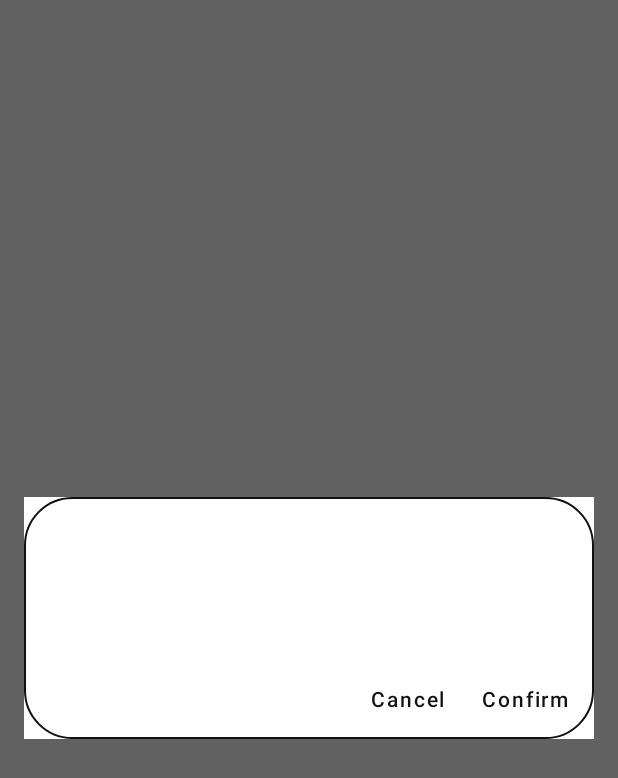
After one commit to Pablit0x/BlueChat, an Android app built with Jetpack Compose: the composable CustomAlertDialog called with empty values, on a phone screen of 412 x 824 dp. The commit adds this screen. Shown: the top 778 px of the screen. Run offline under Robolectric (Android 15) with nearby library versions, the phone set to English and light mode, and no system bars.

Commit message:
Added Alert Dialog for exiting a chat and deleting all messages in conversation

```diff
--- a/app/src/main/java/com/ps/bluechat/presentation/BluetoothViewModel.kt
+++ b/app/src/main/java/com/ps/bluechat/presentation/BluetoothViewModel.kt
@@ -9,6 +9,7 @@ import com.ps.bluechat.domain.chat.BluetoothDeviceDomain
 import com.ps.bluechat.domain.chat.ConnectionResult
 import com.ps.bluechat.domain.chat.ConnectionState
 import com.ps.bluechat.domain.repository.ChatRepository
+import com.ps.bluechat.presentation.model.BluetoothState
 import com.ps.bluechat.util.TAG
 import dagger.hilt.android.lifecycle.HiltViewModel
 import kotlinx.coroutines.Dispatchers
@@ -33,7 +34,7 @@ class BluetoothViewModel @Inject constructor(
     private val chatRepository: ChatRepository
 ) : ViewModel() {
 
-    private var _state = MutableStateFlow(BluetoothUiState())
+    private var _state = MutableStateFlow(BluetoothState())
     private var deviceConnectionJob: Job? = null
 
     private val combineState = combine(
--- /dev/null
+++ b/app/src/main/java/com/ps/bluechat/presentation/components/CustomAlertDialog.kt
@@ -0,0 +1,51 @@
+package com.ps.bluechat.presentation.components
+
+import androidx.compose.foundation.border
+import androidx.compose.foundation.layout.padding
+import androidx.compose.foundation.shape.RoundedCornerShape
+import androidx.compose.material.AlertDialog
+import androidx.compose.material.MaterialTheme
+import androidx.compose.material.Text
+import androidx.compose.material.TextButton
+import androidx.compose.runtime.Composable
+import androidx.compose.ui.Modifier
+import androidx.compose.ui.res.stringResource
+import androidx.compose.ui.text.font.FontWeight
+import androidx.compose.ui.unit.dp
+import com.ps.bluechat.R
+
+@Composable
+fun CustomAlertDialog(
+    onCloseDialog: () -> Unit, title: String, description: String, onConfirmAction: () -> Unit
+) {
+    AlertDialog(onDismissRequest = {
+        onCloseDialog()
+    }, title = {
+        Text(text = title, fontWeight = FontWeight.SemiBold)
+    }, text = {
+        Text(text = description)
+    }, confirmButton = {
+        TextButton(onClick = {
+            onConfirmAction()
+            onCloseDialog()
+        }) {
+            Text(
+                stringResource(id = R.string.confirm), color = MaterialTheme.colors.onBackground
+            )
+        }
+    }, dismissButton = {
+        TextButton(onClick = {
+            onCloseDialog()
+        }) {
+            Text(
+                stringResource(id = R.string.cancel), color = MaterialTheme.colors.onBackground
+            )
+        }
+    }, modifier = Modifier
+        .padding(16.dp)
+        .gradientSurface()
+        .border(
+            1.dp, color = MaterialTheme.colors.onBackground, shape = RoundedCornerShape(20)
+        )
+    )
+}
--- a/app/src/main/java/com/ps/bluechat/presentation/ToastUiState.kt
+++ b/app/src/main/java/com/ps/bluechat/presentation/model/ToastState.kt
@@ -1,6 +1,6 @@
-package com.ps.bluechat.presentation
+package com.ps.bluechat.presentation.model
 
-data class ToastUiState(
+data class ToastState(
     var message: String = "",
     var isDisplayed: Boolean = false,
     var isWarning: Boolean = false
--- a/app/src/main/res/values/strings.xml
+++ b/app/src/main/res/values/strings.xml
@@ -12,6 +12,10 @@
     <string name="send_message">Send message…</string>
     <string name="waiting_for_the_other_user_to_join">Waiting for the other user to join…</string>
     <string name="has_disconnected_from_chat">has disconnected from chat."</string>
+    <string name="exit_chat">Exit Chat?</string>
+    <string name="exit_chat_description">Are you sure you want to exit the chat?</string>
+    <string name ="delete_all_messages">Delete All Messages?</string>
+    <string name="delete_all_messages_description"> Are you sure you want to delete all messages in this conversation? </string>
     <string name="confirm">Confirm</string>
     <string name="messages">Messages</string>
     <string name="cancel">Cancel</string>
```
Also changed, not shown: app/src/main/java/com/ps/bluechat/data/chat/BluetoothDataTransferService.kt (+5 -4 lines), app/src/main/java/com/ps/bluechat/presentation/chat_screen/ChatScreen.kt (+50 -19 lines), app/src/main/java/com/ps/bluechat/presentation/device_screen/DeviceScreen.kt (+4 -4 lines), app/src/main/java/com/ps/bluechat/presentation/model/BluetoothState.kt (renamed from app/src/main/java/com/ps/bluechat/presentation/BluetoothUiState.kt, +4 -4 lines), app/src/main/java/com/ps/bluechat/presentation/model/DialogState.kt (added, +8 -0 lines).
